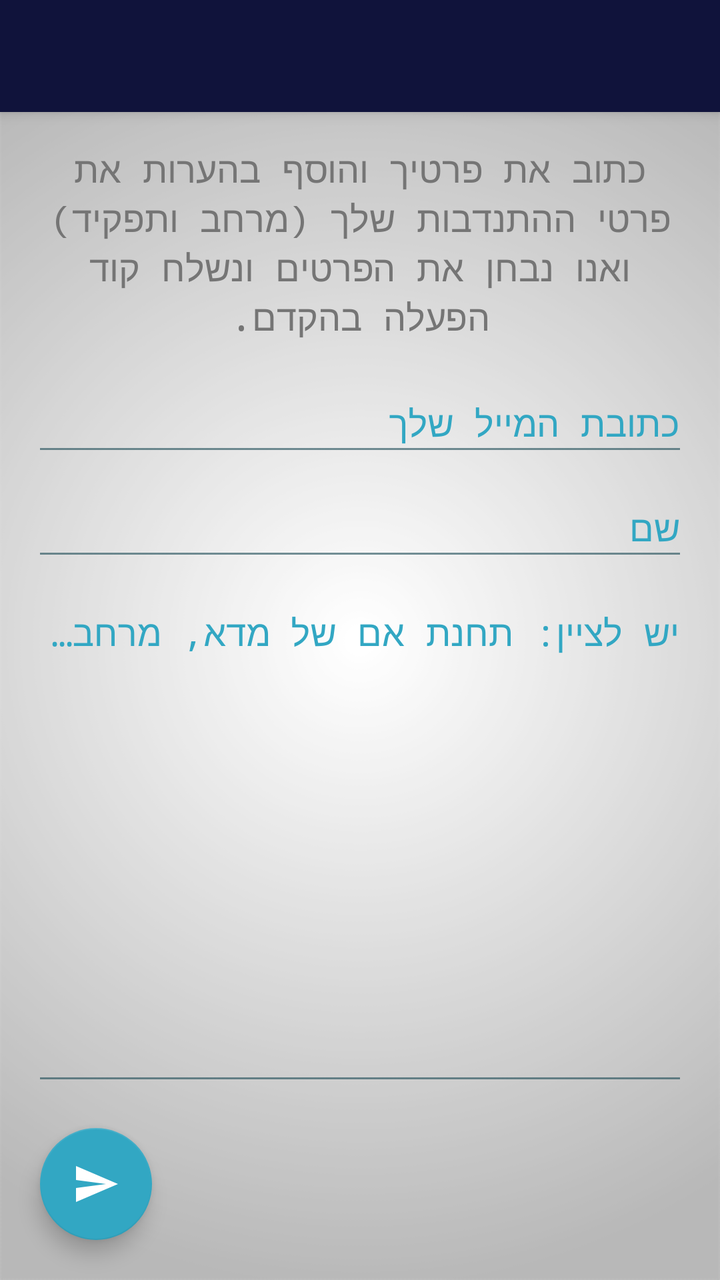
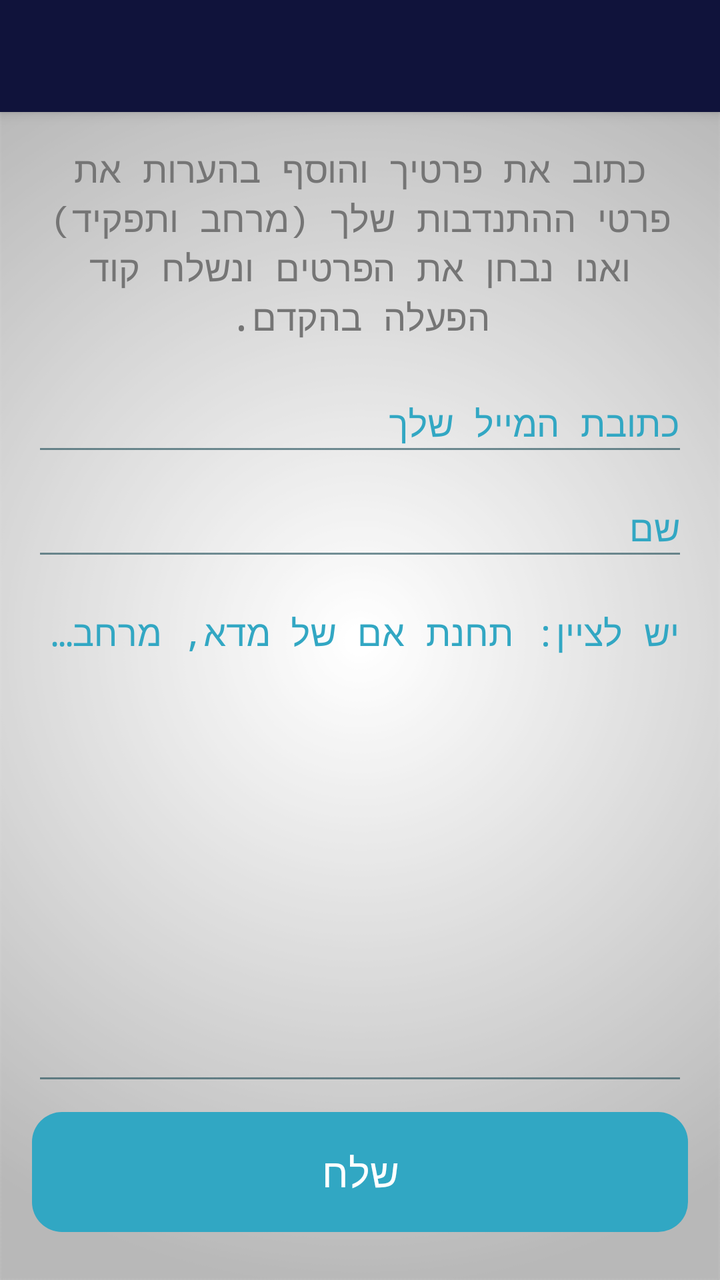

The first picture is an Android layout as it rendered before a commit; the second is the same layout after the commit. The layout source and the unified diff follow.
<!-- AndroidManifest.xml: application theme AppTheme -->
<!-- res/layout/activity_code_request.xml -->
<?xml version="1.0" encoding="utf-8"?>
<android.support.design.widget.CoordinatorLayout xmlns:android="http://schemas.android.com/apk/res/android"
    xmlns:app="http://schemas.android.com/apk/res-auto"
    xmlns:tools="http://schemas.android.com/tools"
    android:layout_width="match_parent"
    android:layout_height="match_parent"
    android:fitsSystemWindows="true"
    android:id="@+id/contactP"
    tools:context="atlow.chemi.mymada.MokedPage">
    <android.support.design.widget.AppBarLayout
        android:layout_width="match_parent"
        android:layout_height="wrap_content"
        android:theme="@style/AppTheme.AppBarOverlay">
        <android.support.v7.widget.Toolbar
            android:id="@+id/toolbar"
            android:layout_width="match_parent"
            android:layout_height="?attr/actionBarSize"
            android:background="?attr/colorPrimary"
            app:layout_scrollFlags="scroll|exitUntilCollapsed"
            app:popupTheme="@style/AppTheme.PopupOverlay" />
    </android.support.design.widget.AppBarLayout>
    <ScrollView
        android:layout_width="wrap_content"
        android:layout_height="wrap_content"
        android:layoutDirection="ltr"
        app:layout_behavior="@string/appbar_scrolling_view_behavior"
        android:id="@+id/scM">
<RelativeLayout xmlns:android="http://schemas.android.com/apk/res/android"
    xmlns:tools="http://schemas.android.com/tools" android:layout_width="match_parent"
    android:layout_height="wrap_content" android:paddingLeft="@dimen/activity_horizontal_margin"
    android:paddingRight="@dimen/activity_horizontal_margin"
    android:paddingTop="@dimen/activity_horizontal_margin"
    android:paddingBottom="@dimen/activity_horizontal_margin"
    android:id="@+id/cont"
    tools:context="atlow.chemi.mymada.contactActivity">
    <TextView
        android:layout_width="match_parent"
        android:layout_height="wrap_content"
        android:text="@string/codeNote"
        android:textSize="18sp"
        android:textColor="@color/materialGrey600"
        android:gravity="center|top"
        android:layout_marginBottom="10dp"
        android:id="@+id/declare"/>

    <android.support.design.widget.TextInputLayout
        android:id="@+id/codeATIL"
        android:layout_below="@+id/declare"
        android:layout_width="match_parent"
        android:layout_height="wrap_content">

        <android.support.design.widget.TextInputEditText
            android:id="@+id/codeA"
            android:layout_width="match_parent"
            android:layout_height="wrap_content"
            android:singleLine="true"
            android:gravity="start"
            android:nextFocusDown="@+id/codeN"
            android:nextFocusForward="@+id/codeN"
            android:inputType="textEmailAddress"
            android:hint="@string/from" />
    </android.support.design.widget.TextInputLayout>
    <android.support.design.widget.TextInputLayout
        android:id="@+id/codeNTIL"
        android:layout_below="@+id/codeATIL"
        android:layout_width="match_parent"
        android:layout_height="wrap_content">
        <android.support.design.widget.TextInputEditText
            android:id="@+id/codeN"
            android:layout_width="match_parent"
            android:layout_height="wrap_content"
            android:singleLine="true"
            android:gravity="start"
            android:nextFocusDown="@+id/codeT"
            android:nextFocusForward="@+id/codeT"
            android:inputType="textAutoComplete"
            android:hint="@string/name" />
    </android.support.design.widget.TextInputLayout>
    <android.support.design.widget.TextInputLayout
        android:id="@+id/codeTTIL"
        android:layout_below="@+id/codeNTIL"
        android:layout_width="match_parent"
        android:layout_height="wrap_content">
        <android.support.design.widget.TextInputEditText
            android:id="@+id/codeT"
            android:layout_width="match_parent"
            android:layout_height="wrap_content"
            android:lines="11"
            android:inputType="textMultiLine"
            android:hint="@string/note2"
            android:gravity="top" />
    </android.support.design.widget.TextInputLayout>
</RelativeLayout>
    </ScrollView>
    <android.support.design.widget.FloatingActionButton
    android:layout_width="wrap_content"
    android:layout_height="wrap_content"
    android:id="@+id/sendE"
    android:src="@drawable/ic_send"
    app:backgroundTint="@color/ColorAqua"
    app:rippleColor="@color/ColorBlue"
    android:layout_gravity="bottom|left"
        android:layout_marginRight="20dp"
        android:layout_marginLeft="20dp"
    android:layout_marginBottom="20dp"/>
</android.support.design.widget.CoordinatorLayout>
<!-- resources referenced by this layout -->
<resources>
  <color name="ColorAqua">#32a7c3</color>
  <color name="ColorBlue">#98194853</color>
  <color name="materialGrey600">#ff757575</color>
  <dimen name="activity_horizontal_margin">16dp</dimen>
  <!-- drawable ic_send (drawable) -->
  <vector xmlns:android="http://schemas.android.com/apk/res/android"
          android:width="24dp"
          android:height="24dp"
          android:viewportWidth="24.0"
          android:viewportHeight="24.0">
      <path
          android:fillColor="#FFFFFFFF"
          android:pathData="M2.01,21L23,12 2.01,3 2,10l15,2 -15,2z" />
  </vector>
  <string name="codeNote">כתוב את פרטיך והוסף בהערות את פרטי ההתנדבות שלך (מרחב ותפקיד) ואנו נבחן את הפרטים ונשלח קוד הפעלה בהקדם.</string>
  <string name="from">כתובת המייל שלך</string>
  <string name="name">שם</string>
  <string name="note2">יש לציין: תחנת  אם של מד"א, מרחב והכשרה רפואית.</string>
  <style name="AppTheme.AppBarOverlay" parent="ThemeOverlay.AppCompat.Dark.ActionBar" />
  <style name="AppTheme.PopupOverlay" parent="ThemeOverlay.AppCompat.Light" />
  <style name="AppTheme" parent="Theme.AppCompat.Light">
          
          <item name="android:textColor">@color/Black</item>
          <item name="colorPrimary">@color/ColorPrimary</item>
          <item name="colorPrimaryDark">@color/ColorPrimaryDark</item>
          <item name="android:textColorHintInverse">@color/ColorBlue</item>
          <item name="actionBarTheme">@style/ThemeOverlay.AppCompat.Dark.ActionBar</item>
          <item name="buttonStyle">@style/FButton</item>
          <item name="android:buttonStyle">@style/FButton</item>
          <item name="colorAccent">@color/materialGrey300</item>
          
          <item name="android:actionMenuTextColor">@color/Black</item>
          <item name="android:itemBackground">@color/materialGrey300</item>
          <item name="android:textColorSecondary">@color/ColorRedDark</item>
          <item name="android:windowBackground">@drawable/ic_bgg</item>
          <item name="android:typeface">monospace</item>
  
          <item name="android:textColorHint">@color/ColorAqua</item>
          <item name="colorControlNormal">@color/ColorBlue</item>
          <item name="colorControlActivated">@color/ColorAqua</item>
          <item name="colorControlHighlight">@color/ColorAqua</item>
      </style>
  <color name="Black">#000000</color>
  <color name="ColorPrimary">#10133b</color>
  <color name="ColorPrimaryDark">#1a1d4b</color>
  <style name="FButton" parent="Theme.AppCompat.Light">
          <item name="colorControlHighlight">@color/ColorBlue</item>
          <item name="android:textColor">@color/ColorAqua</item>
          <item name="android:textSize">20sp</item>
      </style>
  <color name="materialGrey300">#ffe0e0e0</color>
  <color name="ColorRedDark">#6b0000</color>
  <!-- drawable ic_bgg: png bitmap (drawable, 33899 bytes) -->
</resources>

<!-- the commit's change to res/layout/activity_code_request.xml (unified diff, before → after) -->
@@ -19,88 +19,96 @@
             app:layout_scrollFlags="scroll|exitUntilCollapsed"
             app:popupTheme="@style/AppTheme.PopupOverlay" />
     </android.support.design.widget.AppBarLayout>
-    <ScrollView
-        android:layout_width="wrap_content"
-        android:layout_height="wrap_content"
-        android:layoutDirection="ltr"
-        app:layout_behavior="@string/appbar_scrolling_view_behavior"
-        android:id="@+id/scM">
-<RelativeLayout xmlns:android="http://schemas.android.com/apk/res/android"
-    xmlns:tools="http://schemas.android.com/tools" android:layout_width="match_parent"
-    android:layout_height="wrap_content" android:paddingLeft="@dimen/activity_horizontal_margin"
-    android:paddingRight="@dimen/activity_horizontal_margin"
-    android:paddingTop="@dimen/activity_horizontal_margin"
-    android:paddingBottom="@dimen/activity_horizontal_margin"
-    android:id="@+id/cont"
-    tools:context="atlow.chemi.mymada.contactActivity">
-    <TextView
+    <RelativeLayout
         android:layout_width="match_parent"
-        android:layout_height="wrap_content"
-        android:text="@string/codeNote"
-        android:textSize="18sp"
-        android:textColor="@color/materialGrey600"
-        android:gravity="center|top"
-        android:layout_marginBottom="10dp"
-        android:id="@+id/declare"/>
-
-    <android.support.design.widget.TextInputLayout
-        android:id="@+id/codeATIL"
-        android:layout_below="@+id/declare"
-        android:layout_width="match_parent"
-        android:layout_height="wrap_content">
-
-        <android.support.design.widget.TextInputEditText
-            android:id="@+id/codeA"
+        android:layout_height="match_parent"
+        app:layout_behavior="@string/appbar_scrolling_view_behavior" android:paddingLeft="@dimen/activity_horizontal_margin"
+        android:paddingRight="@dimen/activity_horizontal_margin"
+        android:paddingTop="@dimen/activity_horizontal_margin"
+        android:paddingBottom="@dimen/activity_horizontal_margin">
+        <ScrollView
             android:layout_width="match_parent"
-            android:layout_height="wrap_content"
-            android:singleLine="true"
-            android:gravity="start"
-            android:nextFocusDown="@+id/codeN"
-            android:nextFocusForward="@+id/codeN"
-            android:inputType="textEmailAddress"
-            android:hint="@string/from" />
-    </android.support.design.widget.TextInputLayout>
-    <android.support.design.widget.TextInputLayout
-        android:id="@+id/codeNTIL"
-        android:layout_below="@+id/codeATIL"
-        android:layout_width="match_parent"
-        android:layout_height="wrap_content">
-        <android.support.design.widget.TextInputEditText
-            android:id="@+id/codeN"
+            android:layout_height="match_parent"
+            android:layoutDirection="ltr"
+            android:layout_alignParentTop="true"
+            android:layout_above="@+id/sendCR"
+            android:layout_marginBottom="8dp"
+            android:id="@+id/scM">
+            <RelativeLayout xmlns:android="http://schemas.android.com/apk/res/android"
+                xmlns:tools="http://schemas.android.com/tools" android:layout_width="match_parent"
+                android:id="@+id/cont"
+                android:layout_height="wrap_content"
+                tools:context="atlow.chemi.mymada.contactActivity">
+                <TextView
+                    android:layout_width="match_parent"
+                    android:layout_height="wrap_content"
+                    android:text="@string/codeNote"
+                    android:textSize="18sp"
+                    android:textColor="@color/materialGrey600"
+                    android:gravity="center|top"
+                    android:layout_marginBottom="10dp"
+                    android:id="@+id/declare"/>
+                <android.support.design.widget.TextInputLayout
+                    android:id="@+id/codeATIL"
+                    android:layout_below="@+id/declare"
+                    android:layout_width="match_parent"
+                    android:layout_height="wrap_content">
+                    <android.support.design.widget.TextInputEditText
+                        android:id="@+id/codeA"
+                        android:layout_width="match_parent"
+                        android:layout_height="wrap_content"
+                        android:singleLine="true"
+                        android:gravity="start"
+                        android:nextFocusDown="@+id/codeN"
+                        android:nextFocusForward="@+id/codeN"
+                        android:inputType="textEmailAddress"
+                        android:hint="@string/from" />
+                </android.support.design.widget.TextInputLayout>
+                <android.support.design.widget.TextInputLayout
+                    android:id="@+id/codeNTIL"
+                    android:layout_below="@+id/codeATIL"
+                    android:layout_width="match_parent"
+                    android:layout_height="wrap_content">
+                    <android.support.design.widget.TextInputEditText
+                        android:id="@+id/codeN"
+                        android:layout_width="match_parent"
+                        android:layout_height="wrap_content"
+                        android:singleLine="true"
+                        android:gravity="start"
+                        android:nextFocusDown="@+id/codeT"
+                        android:nextFocusForward="@+id/codeT"
+                        android:inputType="textAutoComplete"
+                        android:hint="@string/name" />
+                    </android.support.design.widget.TextInputLayout>
+                <android.support.design.widget.TextInputLayout
+                    android:id="@+id/codeTTIL"
+                    android:layout_below="@+id/codeNTIL"
+                    android:layout_width="match_parent"
+                    android:layout_height="wrap_content">
+                    <android.support.design.widget.TextInputEditText
+                        android:id="@+id/codeT"
+                        android:layout_width="match_parent"
+                        android:layout_height="wrap_content"
+                        android:lines="11"
+                        android:inputType="textMultiLine"
+                        android:hint="@string/note2"
+                        android:gravity="top" />
+                </android.support.design.widget.TextInputLayout>
+            </RelativeLayout>
+        </ScrollView>
+        <Button
+            android:id="@+id/sendCR"
             android:layout_width="match_parent"
-            android:layout_height="wrap_content"
-            android:singleLine="true"
-            android:gravity="start"
-            android:nextFocusDown="@+id/codeT"
-            android:nextFocusForward="@+id/codeT"
-            android:inputType="textAutoComplete"
-            android:hint="@string/name" />
-    </android.support.design.widget.TextInputLayout>
-    <android.support.design.widget.TextInputLayout
-        android:id="@+id/codeTTIL"
-        android:layout_below="@+id/codeNTIL"
-        android:layout_width="match_parent"
-        android:layout_height="wrap_content">
-        <android.support.design.widget.TextInputEditText
-            android:id="@+id/codeT"
-            android:layout_width="match_parent"
-            android:layout_height="wrap_content"
-            android:lines="11"
-            android:inputType="textMultiLine"
-            android:hint="@string/note2"
-            android:gravity="top" />
-    </android.support.design.widget.TextInputLayout>
-</RelativeLayout>
-    </ScrollView>
-    <android.support.design.widget.FloatingActionButton
-    android:layout_width="wrap_content"
-    android:layout_height="wrap_content"
-    android:id="@+id/sendE"
-    android:src="@drawable/ic_send"
-    app:backgroundTint="@color/ColorAqua"
-    app:rippleColor="@color/ColorBlue"
-    android:layout_gravity="bottom|left"
-        android:layout_marginRight="20dp"
-        android:layout_marginLeft="20dp"
-    android:layout_marginBottom="20dp"/>
+            android:layout_height="60dp"
+            android:layout_alignParentBottom="true"
+            android:layout_centerHorizontal="true"
+            android:layout_marginBottom="8dp"
+            android:background="@drawable/btns_new"
+            android:gravity="center|center_horizontal|center_vertical"
+            android:paddingStart="@dimen/activity_horizontal_margin"
+            android:paddingEnd="@dimen/activity_horizontal_margin"
+            android:text="@string/succ"
+            android:textColor="#FFF"
+            android:textSize="20sp" />
+    </RelativeLayout>
 </android.support.design.widget.CoordinatorLayout>
<!-- resource entries referenced after the edit -->
@@ -4,20 +4,26 @@
   <color name="ColorBlue">#98194853</color>
   <color name="materialGrey600">#ff757575</color>
   <dimen name="activity_horizontal_margin">16dp</dimen>
-  <!-- drawable ic_send (drawable) -->
-  <vector xmlns:android="http://schemas.android.com/apk/res/android"
-          android:width="24dp"
-          android:height="24dp"
-          android:viewportWidth="24.0"
-          android:viewportHeight="24.0">
-      <path
-          android:fillColor="#FFFFFFFF"
-          android:pathData="M2.01,21L23,12 2.01,3 2,10l15,2 -15,2z" />
-  </vector>
+  <!-- drawable btns_new (drawable) -->
+  <?xml version="1.0" encoding="utf-8"?>
+  <shape xmlns:android="http://schemas.android.com/apk/res/android"
+      android:shape="rectangle">
+      <corners android:radius="15dp" />
+      <solid android:color="@color/ColorNice" />
+      <padding
+          android:right="0dp"
+          android:left="0dp"
+          android:bottom="0dp"
+          android:top="0dp" />
+      <stroke
+          android:width="0dp"
+          android:color="#1e869f" />
+  </shape>
   <string name="codeNote">כתוב את פרטיך והוסף בהערות את פרטי ההתנדבות שלך (מרחב ותפקיד) ואנו נבחן את הפרטים ונשלח קוד הפעלה בהקדם.</string>
   <string name="from">כתובת המייל שלך</string>
   <string name="name">שם</string>
   <string name="note2">יש לציין: תחנת  אם של מד"א, מרחב והכשרה רפואית.</string>
+  <string name="succ">שלח</string>
   <style name="AppTheme.AppBarOverlay" parent="ThemeOverlay.AppCompat.Dark.ActionBar" />
   <style name="AppTheme.PopupOverlay" parent="ThemeOverlay.AppCompat.Light" />
   <style name="AppTheme" parent="Theme.AppCompat.Light">
@@ -42,6 +48,7 @@
           <item name="colorControlActivated">@color/ColorAqua</item>
           <item name="colorControlHighlight">@color/ColorAqua</item>
       </style>
+  <color name="ColorNice">#31a7c3</color>
   <color name="Black">#000000</color>
   <color name="ColorPrimary">#10133b</color>
   <color name="ColorPrimaryDark">#1a1d4b</color>
